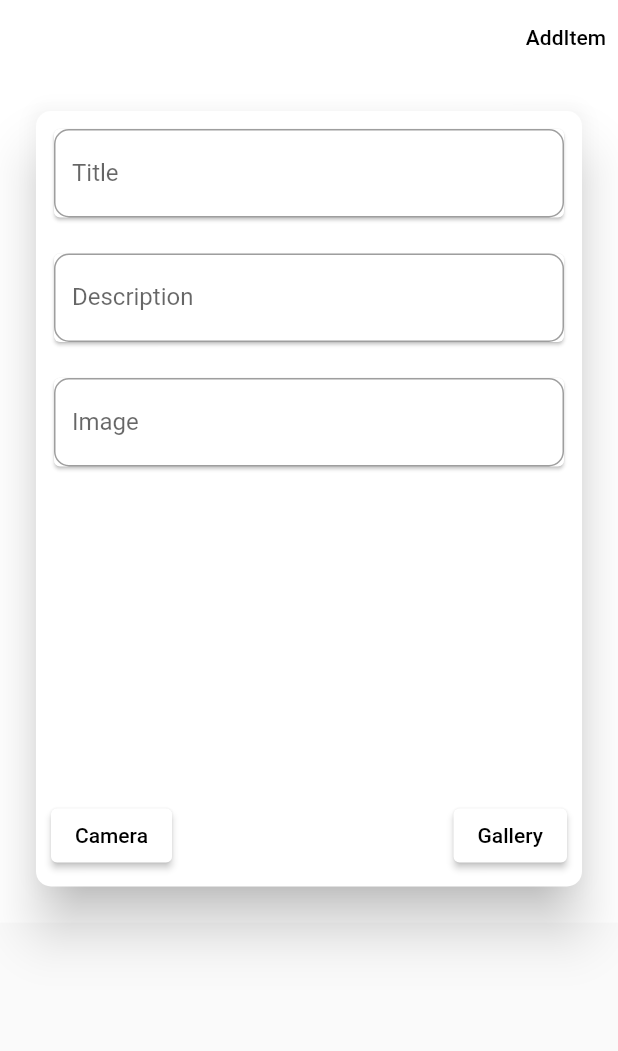
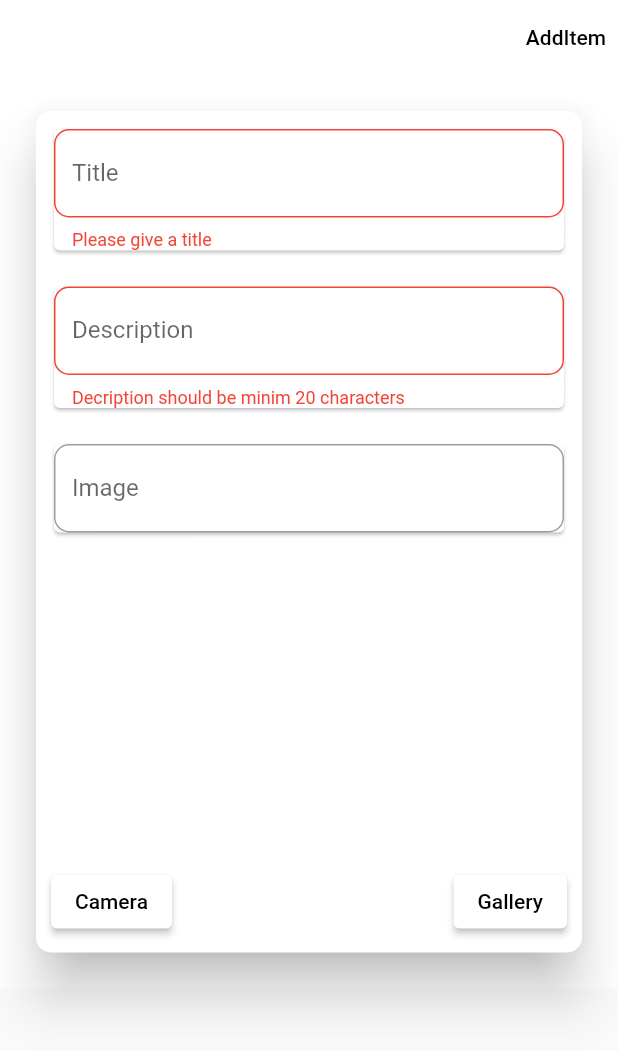
Before and after one commit to florin4l0r1n1/e_comerce_app, a Flutter app: the AddItem screen opened directly, after a tap on "AddItem", on a phone screen of 412 x 824 dp. Shown: the top 1051 px of the screen. Run offline on Flutter 3.47's test engine with Material 2 defaults, Android fonts, the phone set to English and light mode, and no system bars; our stand-ins replace bloc, cloud_firestore, equatable, firebase_auth, firebase_core, flutter_bloc and 1 more; accounts and stored records are empty.

Commit message:
add item to firebase

```diff
--- a/lib/data/services/firebase_service.dart
+++ b/lib/data/services/firebase_service.dart
@@ -11,7 +11,6 @@ abstract class IFirebaseService {
 }
 
 class FirebaseService implements IFirebaseService {
-  static final FirebaseFirestore _firestore = FirebaseFirestore.instance;
   final itemColection = FirebaseFirestore.instance.collection('items');
   @override
   Future<void> addItem(Item item) async {
--- a/lib/models/item_model.dart
+++ b/lib/models/item_model.dart
@@ -1,21 +1,24 @@
-
 import 'package:e_comerce_app/entites/item_entity.dart';
 
 class Item {
-   String title;
+ final String title;
   final String description;
   final String pictureUrl;
   final double price;
 
-  Item({this.title ="", this.description="", this.pictureUrl="", this.price = 0});
+  Item(
+      {this.title = "",
+      this.description = "",
+      this.pictureUrl = "",
+      this.price = 0});
 
   Item copyWith(
       {String title, String description, String pictureUrl, double price}) {
     return Item(
         title: title ?? this.title,
-        description:description?? this.description,
-        pictureUrl:pictureUrl ?? this.pictureUrl,
-        price:price?? this.price);
+        description: description ?? this.description,
+        pictureUrl: pictureUrl ?? this.pictureUrl,
+        price: price ?? this.price);
   }
 
   @override
--- a/lib/presentation/screens/menu/add_item_screen.dart
+++ b/lib/presentation/screens/menu/add_item_screen.dart
@@ -1,12 +1,21 @@
+import 'package:e_comerce_app/models/item_model.dart';
 import 'package:e_comerce_app/presentation/BloCs/item_bloc/bloc/item_bloc.dart';
-import 'package:e_comerce_app/presentation/screens/widgets/menu/add_item_widget.dart';
+import 'package:e_comerce_app/presentation/screens/widgets/menu/item_validator__mixin.dart';
 import 'package:e_comerce_app/presentation/screens/widgets/menu/top_bar.dart';
+import 'package:e_comerce_app/presentation/screens/widgets/utils/text_form_field.dart';
 import 'package:flutter/material.dart';
+import 'package:flutter_bloc/flutter_bloc.dart';
 
-class AddItem extends StatelessWidget {
+class AddItem extends StatelessWidget with ItemValidatorMixin {
   AddItem({
     Key key,
   }) : super(key: key);
+
+  final _formKey = GlobalKey<FormState>();
+  String title1;
+  String image1;
+  String description1;
+  double price1;
 
   @override
   Widget build(BuildContext context) {
@@ -14,17 +23,113 @@ class AddItem extends StatelessWidget {
   }
 
   Widget _buildBody(BuildContext context) {
-    AddItemWidget addItemWidget = AddItemWidget();
     return SafeArea(
       child: Scaffold(
-          appBar: PreferredSize(
-            preferredSize: const Size.fromHeight(100),
-            child: CustomAppBar(
-              onPressend: () => addItemWidget.addItem(context),
-              text: "AddItem",
+        appBar: PreferredSize(
+          preferredSize: const Size.fromHeight(100),
+          child: CustomAppBar(
+            onPressend: () {
+              if (_formKey.currentState.validate()) {
+                _formKey.currentState.save();
+                _addItem(context, title1, description1, image1, price1);
+              }
+            },
+            text: "AddItem",
+          ),
+        ),
+        body: SingleChildScrollView(
+          child: Container(
+            padding: const EdgeInsets.all(20),
+            color: Theme.of(context).colorScheme.primary,
+            child: Card(
+              shadowColor: Theme.of(context).colorScheme.secondaryVariant,
+              shape: const RoundedRectangleBorder(
+                  borderRadius: BorderRadius.all(Radius.circular(10))),
+              elevation: 15,
+              child: Form(
+                key: _formKey,
+                child: Column(
+                  children: [
+                    const SizedBox(),
+                    Padding(
+                        padding: const EdgeInsets.all(8.0),
+                        child: CustomTextFormField(
+                            obscureText: false,
+                            validator: (title) {
+                              if (isTitleValid(title)) {
+                                title1 = title;
+                              } else {
+                                return "Please give a title";
+                              }
+                            },
+                            labelText: 'Title',
+                            hintText: 'ItemName')),
+                    Padding(
+                      padding: const EdgeInsets.all(8.0),
+                      child: CustomTextFormField(
+                          obscureText: false,
+                          validator: (description) {
+                            if (isDescriptionValid(description)) {
+                              description1 = description;
+                            } else {
+                              return "Decription should be minim 20 characters";
+                            }
+                          },
+                          labelText: 'Description',
+                          hintText: 'hintText'),
+                    ),
+                    Padding(
+                      padding: const EdgeInsets.all(8.0),
+                      child: CustomTextFormField(
+                          obscureText: false,
+                          validator: (image) {
+                            if (isImageValid(image)) {
+                              image1 = image;
+                            } else {
+                              "Please select an image";
+                            }
+                          },
+                          labelText: 'Image',
+                          hintText: "Image"),
+                    ),
+                    const SizedBox(height: 200),
+                    Padding(
+                      padding: const EdgeInsets.all(10.0),
+                      child: Row(
+                        mainAxisAlignment: MainAxisAlignment.spaceBetween,
+                        children: [
+                          ElevatedButton(
+                            onPressed: () {},
+                            child: const Text('Camera'),
+                          ),
+                          ElevatedButton(
+                            onPressed: () {},
+                            child: const Text('Gallery'),
+                          ),
+                        ],
+                      ),
+                    )
+                  ],
+                ),
+              ),
             ),
           ),
-          body: AddItemWidget()),
+        ),
+      ),
     );
   }
+
+  _addItem(BuildContext context,
+      [String title, String description, String image, double price]) {
+    Item item = Item(
+        title: title,
+        description: description,
+        pictureUrl: image,
+        price: price);
+    try {
+      BlocProvider.of<ItemBloc>(context).add(AddItemRequested(item));
+    } catch (e) {
+      print(e.toString());
+    }
+  }
 }
--- a/lib/presentation/screens/widgets/auth/sign_in_form_page.dart
+++ b/lib/presentation/screens/widgets/auth/sign_in_form_page.dart
@@ -1,5 +1,4 @@
 import 'package:e_comerce_app/presentation/BloCs/auth_bloc/auth_bloc.dart';
-
 import 'package:e_comerce_app/presentation/screens/widgets/auth/input_validation_mixin.dart';
 import 'package:e_comerce_app/presentation/screens/widgets/utils/elevated_auth_button.dart';
 import 'package:e_comerce_app/presentation/screens/widgets/utils/profile_text.dart';
--- a/lib/presentation/screens/widgets/menu/add_item_widget.dart
+++ b/lib/presentation/screens/widgets/menu/add_item_widget.dart
@@ -7,7 +7,6 @@ import 'package:flutter/material.dart';
 import 'package:flutter_bloc/flutter_bloc.dart';
 
 class AddItemWidget extends StatelessWidget with ItemValidatorMixin {
-
   AddItemWidget({Key key}) : super(key: key);
 
   @override
@@ -16,8 +15,12 @@ class AddItemWidget extends StatelessWidget with ItemValidatorMixin {
   }
 
   Widget _buildBody(BuildContext context) {
-    Item item;
+    String title;
+    String image;
+    String description;
+    double price;
     final _formKey = GlobalKey<FormState>();
+
     return SingleChildScrollView(
       child: Container(
         padding: const EdgeInsets.all(20),
@@ -35,11 +38,8 @@ class AddItemWidget extends StatelessWidget with ItemValidatorMixin {
                 Padding(
                     padding: const EdgeInsets.all(8.0),
                     child: CustomTextFormField(
-                        onChanged: (val) {
-                          item.title = val;
-                        },
                         obscureText: false,
-                        validator: (tit) {},
+                        validator: (title) {},
                         labelText: 'Title',
                         hintText: 'ItemName')),
                 Padding(
@@ -88,7 +88,13 @@ class AddItemWidget extends StatelessWidget with ItemValidatorMixin {
     );
   }
 
-  addItem(BuildContext context, Item item) {
+  addItem(BuildContext context,
+      [String title, String description, String imageUrl, double price]) {
+    Item item = Item(
+        title: title,
+        description: "description",
+        pictureUrl: imageUrl,
+        price: price);
     print("Item Added");
     try {
       BlocProvider.of<ItemBloc>(context).add(AddItemRequested(item));
--- a/lib/presentation/screens/widgets/menu/item_validator__mixin.dart
+++ b/lib/presentation/screens/widgets/menu/item_validator__mixin.dart
@@ -1,7 +1,8 @@
 mixin ItemValidatorMixin {
-  bool isTitleValid(String title) => (title != null);
+  bool isTitleValid(String title) => title.length > 5 && title.length != null;
 
-  bool isDescriptionValid(String description) => (description != null);
+  bool isDescriptionValid(String description) =>
+      description.length > 10 && description.length != null;
 
   bool isImageValid(String image) => image != null;
 }
```
